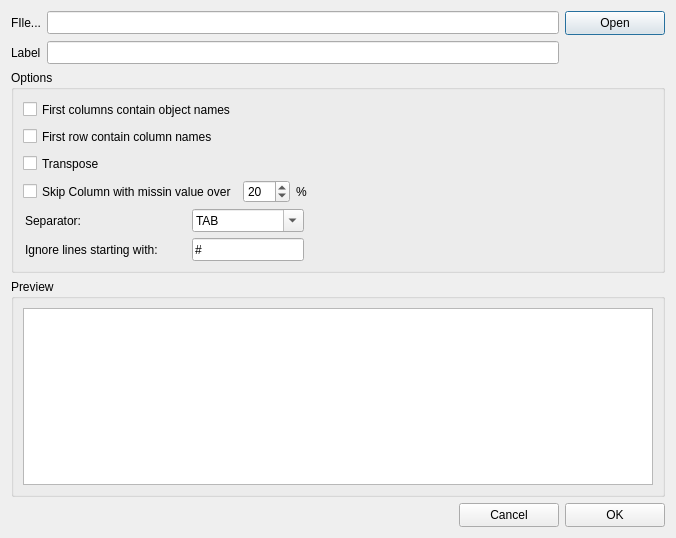
The window that src/Dialogs/ImportFileDialog.ui (gmrandazzo/QStudioMetrics) describes before a commit, drawn with Qt 5.
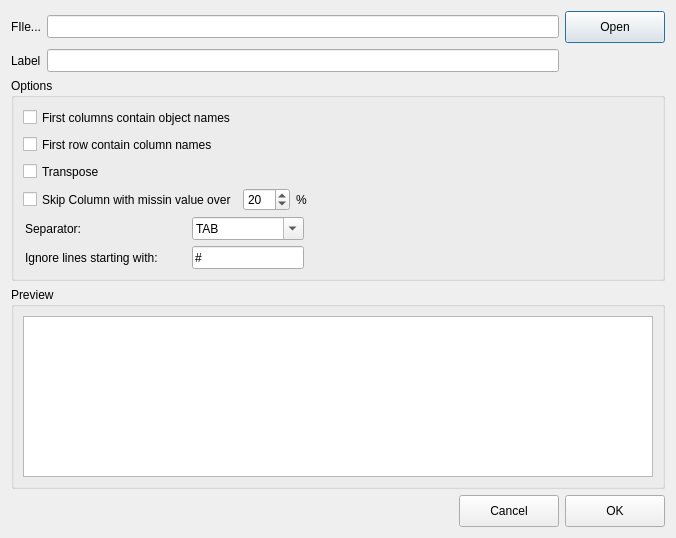
The same window after the commit.

Diff of the .ui file:
```diff
--- a/src/Dialogs/ImportFileDialog.ui
+++ b/src/Dialogs/ImportFileDialog.ui
@@ -93,18 +93,21 @@
        <property name="minimumSize">
         <size>
          <width>100</width>
-         <height>24</height>
+         <height>32</height>
         </size>
        </property>
        <property name="maximumSize">
         <size>
          <width>100</width>
-         <height>24</height>
+         <height>32</height>
         </size>
        </property>
        <property name="text">
         <string>Open</string>
        </property>
+       <property name="default">
+        <bool>true</bool>
+       </property>
       </widget>
      </item>
      <item row="0" column="0">
@@ -445,13 +448,13 @@
        <property name="minimumSize">
         <size>
          <width>100</width>
-         <height>24</height>
+         <height>32</height>
         </size>
        </property>
        <property name="maximumSize">
         <size>
          <width>100</width>
-         <height>24</height>
+         <height>32</height>
         </size>
        </property>
        <property name="text">
@@ -464,18 +467,21 @@
        <property name="minimumSize">
         <size>
          <width>100</width>
-         <height>24</height>
+         <height>32</height>
         </size>
        </property>
        <property name="maximumSize">
         <size>
          <width>100</width>
-         <height>24</height>
+         <height>32</height>
         </size>
        </property>
        <property name="text">
         <string>OK</string>
        </property>
+       <property name="default">
+        <bool>false</bool>
+       </property>
       </widget>
      </item>
     </layout>
```
